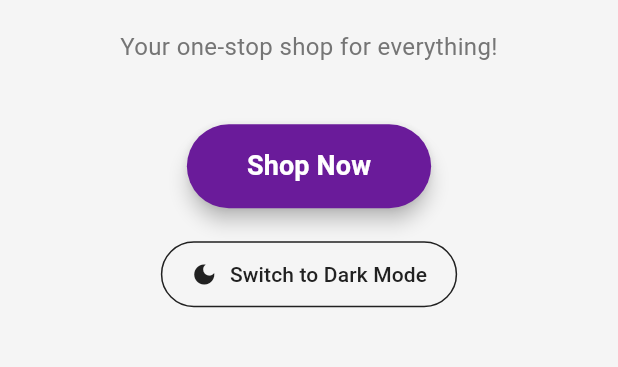
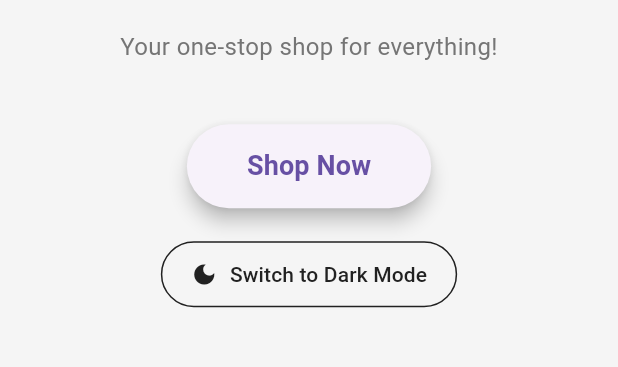
Before and after one commit to MBUDA-BRANICE-NJIRA/Duka-Letu-Class-Project, a Flutter app: the screen it shows after launch, on a phone screen of 412 x 824 dp, the part 535-902 px from its top. Run offline on Flutter 3.47's test engine with Material 3 defaults, Android fonts, the phone set to English and light mode, and no system bars.

Commit message:
Started working on the home_screen to capture the colors from the app colors

```diff
--- a/lib/Screen/home_screen.dart
+++ b/lib/Screen/home_screen.dart
@@ -1,6 +1,7 @@
 import 'package:flutter/material.dart';
-// Import our custom colors
-import '../contants/app_colors.dart';
+// Import our custom colors and theme utilities
+
+import '../contants/theme_data.dart';
 
 // HomeScreen class - This is a StatelessWidget because it doesn't change over time
 class HomeScreen extends StatelessWidget {
@@ -18,27 +19,24 @@ class HomeScreen extends StatelessWidget {
   Widget build(BuildContext context) {
     return Scaffold(
       // Scaffold provides the basic structure for a screen (like app bar, body, etc.)
-      backgroundColor: isDarkMode
-          ? AppColors.darkBackground    // Dark background for dark mode
-          : AppColors.lightBackground,  // Light background for light mode
-
+      backgroundColor: AppTheme.getBackgroundColor(
+        context,
+      ), // Theme-aware background
       // APP BAR with theme toggle button
       appBar: AppBar(
         title: const Text('Duka Letu'),
-        backgroundColor: isDarkMode
-            ? AppColors.darkSurface
-            : AppColors.lightSurface,
-        foregroundColor: isDarkMode
-            ? AppColors.darkText
-            : AppColors.lightText,
         actions: [
           // THEME TOGGLE BUTTON
           IconButton(
             onPressed: toggleTheme, // Call the toggle function when pressed
             icon: Icon(
-              isDarkMode ? Icons.light_mode : Icons.dark_mode, // Change icon based on current theme
+              isDarkMode
+                  ? Icons.light_mode
+                  : Icons.dark_mode, // Change icon based on current theme
             ),
-            tooltip: isDarkMode ? 'Switch to Light Mode' : 'Switch to Dark Mode',
+            tooltip: isDarkMode
+                ? 'Switch to Light Mode'
+                : 'Switch to Dark Mode',
           ),
         ],
       ),
@@ -51,19 +49,20 @@ class HomeScreen extends StatelessWidget {
 
           child: Column(
             // Column arranges widgets vertically (top to bottom)
-            mainAxisAlignment: MainAxisAlignment.center, // Centers items vertically
-            crossAxisAlignment: CrossAxisAlignment.center, // Centers items horizontally
+            mainAxisAlignment:
+                MainAxisAlignment.center, // Centers items vertically
+            crossAxisAlignment:
+                CrossAxisAlignment.center, // Centers items horizontally
             children: [
-
               // MAIN TITLE - Welcome message
               Text(
                 'Welcome to Duka Letu',
                 style: TextStyle(
-                  fontSize: 28,                    // Large text size for title
-                  fontWeight: FontWeight.bold,     // Makes text bold
-                  color: isDarkMode
-                      ? AppColors.darkPrimary      // Light purple for dark mode
-                      : AppColors.primary,         // Deep purple for light mode
+                  fontSize: 28, // Large text size for title
+                  fontWeight: FontWeight.bold, // Makes text bold
+                  color: AppTheme.getPrimaryColor(
+                    context,
+                  ), // Theme-aware primary color
                 ),
                 textAlign: TextAlign.center, // Centers the text
               ),
@@ -75,10 +74,10 @@ class HomeScreen extends StatelessWidget {
               Text(
                 'Your one-stop shop for everything!',
                 style: TextStyle(
-                  fontSize: 16,                        // Smaller text size for subtitle
-                  color: isDarkMode
-                      ? AppColors.darkTextSecondary    // Light grey for dark mode
-                      : AppColors.lightTextSecondary,  // Dark grey for light mode
+                  fontSize: 16, // Smaller text size for subtitle
+                  color: AppTheme.getSecondaryTextColor(
+                    context,
+                  ), // Theme-aware secondary text
                 ),
                 textAlign: TextAlign.center, // Centers the text
               ),
@@ -90,27 +89,21 @@ class HomeScreen extends StatelessWidget {
               ElevatedButton(
                 onPressed: () {
                   // This function runs when the button is pressed
-
                 },
 
-                // BUTTON STYLING - Makes the button look attractive
+                // BUTTON STYLING - Using theme defaults with custom styling
                 style: ElevatedButton.styleFrom(
-                  backgroundColor: isDarkMode
-                      ? AppColors.darkPrimary       // Light purple for dark mode
-                      : AppColors.primary,          // Deep purple for light mode
-                  foregroundColor: isDarkMode
-                      ? Colors.black                // Black text on light purple button
-                      : Colors.white,               // White text on dark purple button
-
                   // Padding makes the button bigger and easier to tap
                   padding: const EdgeInsets.symmetric(
                     horizontal: 40, // 40 pixels left and right
-                    vertical: 15,   // 15 pixels top and bottom
+                    vertical: 15, // 15 pixels top and bottom
                   ),
 
                   // Shape gives the button rounded corners
                   shape: RoundedRectangleBorder(
-                    borderRadius: BorderRadius.circular(30), // 30 pixel radius for rounded corners
+                    borderRadius: BorderRadius.circular(
+                      30,
+                    ), // 30 pixel radius for rounded corners
                   ),
 
                   elevation: 5, // Adds shadow to make button appear raised
@@ -120,8 +113,8 @@ class HomeScreen extends StatelessWidget {
                 child: const Text(
                   'Shop Now',
                   style: TextStyle(
-                    fontSize: 18,                    // Button text size
-                    fontWeight: FontWeight.w600,     // Semi-bold text
+                    fontSize: 18, // Button text size
+                    fontWeight: FontWeight.w600, // Semi-bold text
                   ),
                 ),
               ),
@@ -134,19 +127,28 @@ class HomeScreen extends StatelessWidget {
                 onPressed: toggleTheme,
                 icon: Icon(
                   isDarkMode ? Icons.light_mode : Icons.dark_mode,
-                  color: isDarkMode ? AppColors.darkText : AppColors.lightText,
+                  color: AppTheme.getTextColor(
+                    context,
+                  ), // Theme-aware icon color
                 ),
                 label: Text(
                   isDarkMode ? 'Switch to Light Mode' : 'Switch to Dark Mode',
                   style: TextStyle(
-                    color: isDarkMode ? AppColors.darkText : AppColors.lightText,
+                    color: AppTheme.getTextColor(
+                      context,
+                    ), // Theme-aware text color
                   ),
                 ),
                 style: OutlinedButton.styleFrom(
                   side: BorderSide(
-                    color: isDarkMode ? AppColors.darkText : AppColors.lightText,
+                    color: AppTheme.getTextColor(
+                      context,
+                    ), // Theme-aware border color
                   ),
-                  padding: const EdgeInsets.symmetric(horizontal: 20, vertical: 12),
+                  padding: const EdgeInsets.symmetric(
+                    horizontal: 20,
+                    vertical: 12,
+                  ),
                 ),
               ),
             ],
```
